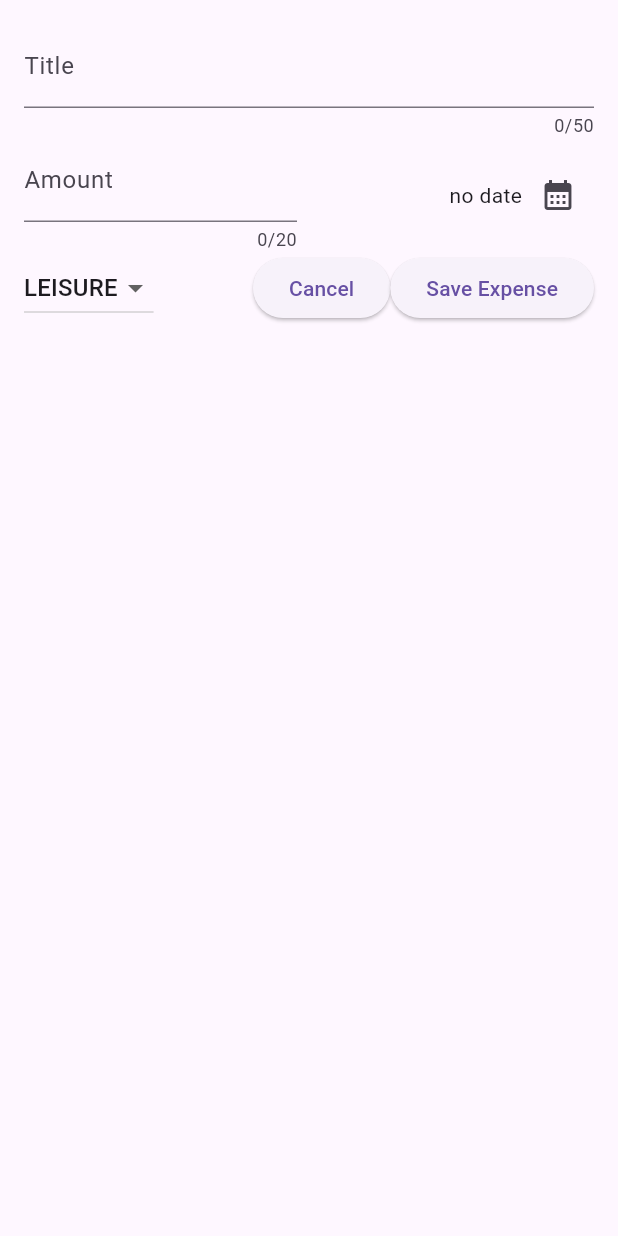
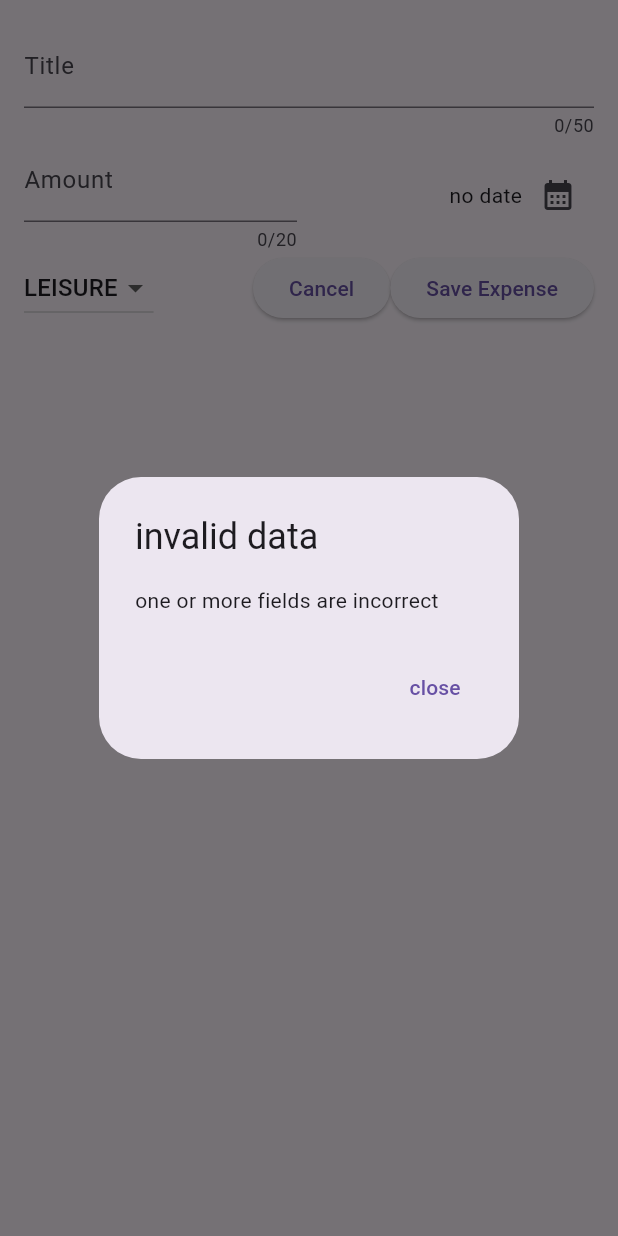
Before and after one commit to diegoforerocruz/flutter-expense-tracker-app, a Flutter app: the NewExpense widget shown alone on an empty page, opened directly, after a tap on "Save Expense", on a phone screen of 412 x 824 dp. Run offline on Flutter 3.47's test engine with Material 3 defaults, Android fonts, the phone set to English and light mode, and no system bars.

```diff
--- a/lib/widgets/new_expense.dart
+++ b/lib/widgets/new_expense.dart
@@ -26,6 +26,30 @@ class NewExpenseState extends State<NewExpense> {
     setState(() {
       _selectedDate = pickedDate;
     });
+  }
+
+  void _submit() {
+    var enteredAmount = double.tryParse(_amountController.text);
+    if (_titleController.text.trim().isEmpty ||
+        enteredAmount == null ||
+        enteredAmount <= 0 ||
+        _selectedDate == null) {
+      showDialog(
+        context: context,
+        builder: (ctx) => AlertDialog(
+          title: Text('invalid data'),
+          content: Text('one or more fields are incorrect'),
+          actions: [
+            TextButton(
+                onPressed: () {
+                  Navigator.pop(ctx);
+                },
+                child: Text('close'))
+          ],
+        ),
+      );
+      return;
+    }
   }
 
   @override
@@ -109,13 +133,7 @@ class NewExpenseState extends State<NewExpense> {
                 child: Text('Cancel'),
               ),
               ElevatedButton(
-                onPressed: () {
-                  print(_titleController.text);
-                  print(_amountController.text);
-                  print(_selectedDate == null
-                      ? 'no date'
-                      : formatter.format(_selectedDate!));
-                },
+                onPressed: _submit,
                 child: Text('Save Expense'),
               ),
             ],
```
